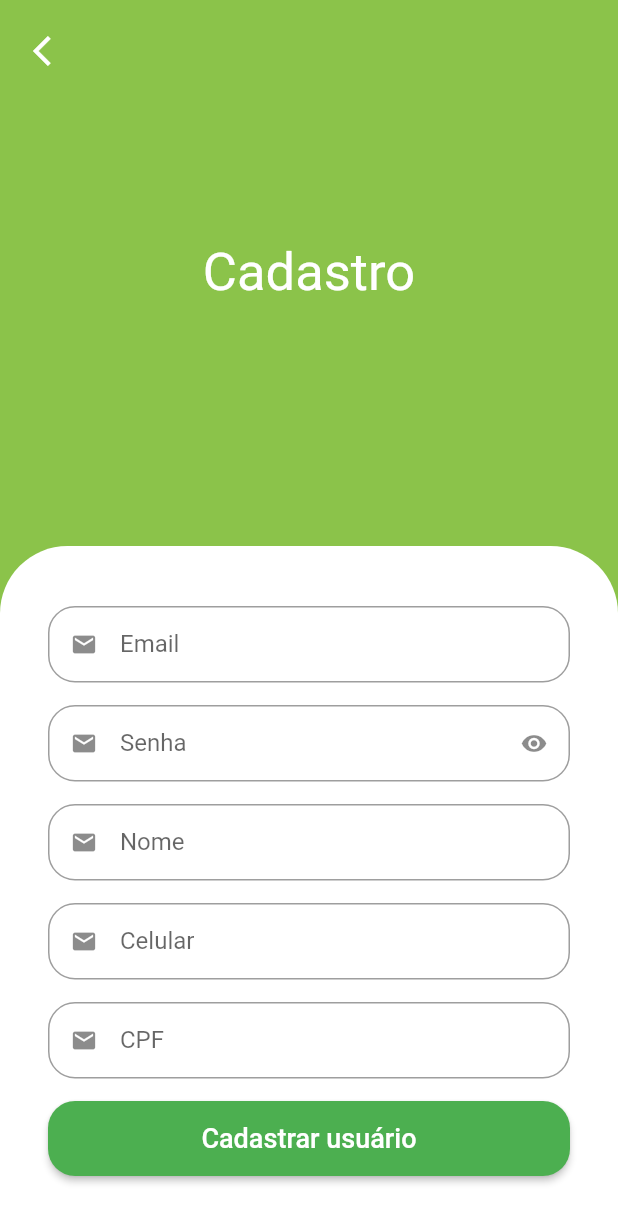
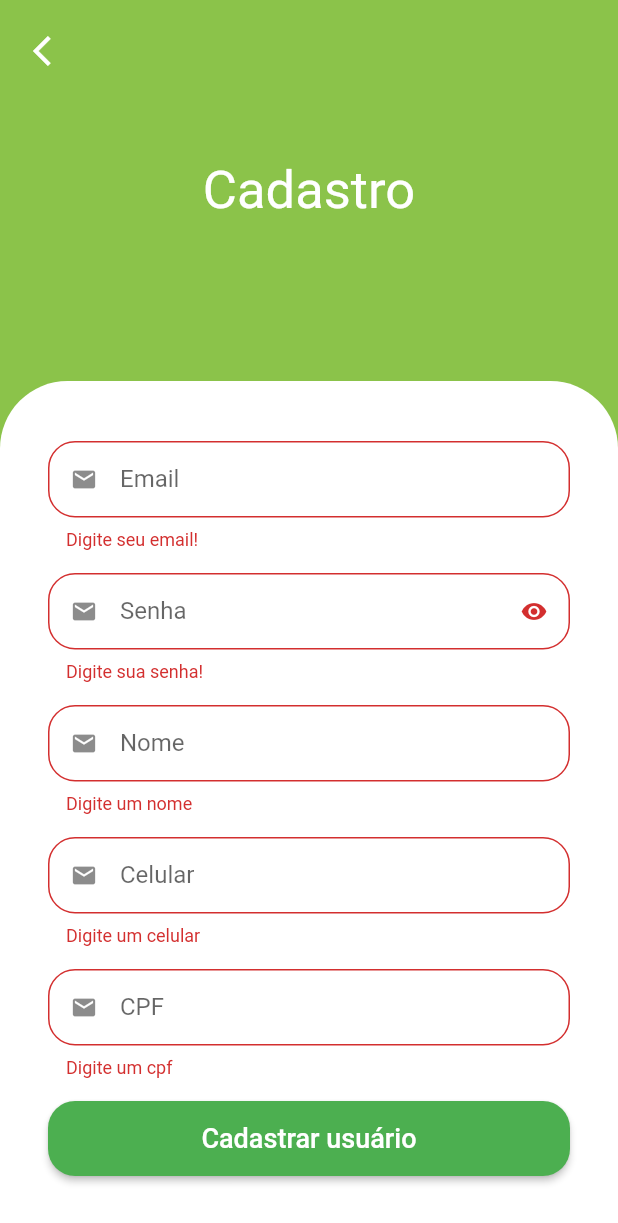
Before and after one commit to RafaelSousaLima/greengrocer, a Flutter app: the SignUpScreen screen opened by its route, after a tap on "Cadastrar usuário", on a phone screen of 412 x 824 dp. Shown: the top 1223 px of the screen. Run offline on Flutter 3.47's test engine with Material 2 defaults, Android fonts, the phone set to English and light mode, and no system bars; our stand-ins replace animated_text_kit, badges, dio, flutter_secure_storage, fluttertoast, freezed_annotation and 4 more; missing offline and left inert: add_to_cart_animation; accounts and stored records are empty; generated files the repository leaves out were written again.

Commit message:
SignUp screen and forget password screen

```diff
--- a/lib/src/constants/endpoints.dart
+++ b/lib/src/constants/endpoints.dart
@@ -4,4 +4,5 @@ abstract class Endpoints {
   static const String singin = '$baseUrl/login';
   static const String singup = '$baseUrl/signup';
   static const String validateToken = '$baseUrl/validate-token';
+  static const String resetPassword = '$baseUrl/reset-password';
 }
--- a/lib/src/pages/auth/repository/auth_errors.dart
+++ b/lib/src/pages/auth/repository/auth_errors.dart
@@ -1,9 +1,23 @@
 class AuthErrors {
   static String authErrorsString(String? code) {
-    switch(code) {
-      case 'INVALID_CREDENTIALS': return 'E-mail e/ou senha inválidos';
-      case 'Invalid session token': return 'Token inválido';
-      default: return 'Ocorreu um erro indefinido';
+    switch (code) {
+      case 'INVALID_CREDENTIALS':
+        return 'E-mail e/ou senha inválidos';
+
+      case 'Invalid session token':
+        return 'Token inválido';
+
+      case 'INVALID_FULLNAME':
+        return 'Ocorreu um erro ao cadastrar o usuário: Nome inválido';
+
+      case 'INVALID_PHONE':
+        return 'Ocorreu um erro ao cadastrar o usuário: Celular inválido';
+
+      case 'INVALID_CPF':
+        return 'Ocorreu um erro ao cadastrar o usuário: Cpf inválido';
+
+      default:
+        return 'Ocorreu um erro indefinido';
     }
   }
 }
--- a/lib/src/pages/auth/view/sign_up_screen.dart
+++ b/lib/src/pages/auth/view/sign_up_screen.dart
@@ -1,6 +1,9 @@
 import 'package:flutter/material.dart';
+import 'package:get/get.dart';
 import 'package:greengrocer/src/config/custom_colors.dart';
+import 'package:greengrocer/src/pages/auth/controller/auth_controller.dart';
 import 'package:greengrocer/src/pages/common_widgets/custom_text_field.dart';
+import 'package:greengrocer/src/services/validators.dart';
 import 'package:mask_text_input_formatter/mask_text_input_formatter.dart';
 
 class SignUpScreen extends StatelessWidget {
@@ -11,6 +14,9 @@ class SignUpScreen extends StatelessWidget {
       mask: '## # ####-####', filter: {'#': RegExp(r'[0-9]')});
 
   SignUpScreen({Key? key}) : super(key: key);
+
+  final _formKey = GlobalKey<FormState>();
+  final authController = Get.find<AuthController>();
 
   @override
   Widget build(BuildContext context) {
@@ -45,45 +51,91 @@ class SignUpScreen extends StatelessWidget {
                         top: Radius.circular(45),
                       ),
                     ),
+                    child: Form(
+                      key: _formKey,
                       child: Column(
                         crossAxisAlignment: CrossAxisAlignment.stretch,
                         children: [
                           // EMAIL
-                        CustomTextField(icon: Icons.email, label: 'Email'),
+                          CustomTextField(
+                            icon: Icons.email,
+                            label: 'Email',
+                            validator: emailValidator,
+                            onSaved: (value) =>
+                                authController.user.email = value,
+                            textInputType: TextInputType.emailAddress,
+                          ),
+
                           // SENHA
                           CustomTextField(
-                            icon: Icons.lock, label: 'Senha', isSecret: true),
+                            icon: Icons.lock,
+                            label: 'Senha',
+                            validator: passwordValidator,
+                            onSaved: (value) =>
+                                authController.user.password = value,
+                            isSecret: true,
+                          ),
+
                           // NOME
-                        CustomTextField(icon: Icons.person, label: 'Nome'),
+                          CustomTextField(
+                            icon: Icons.person,
+                            label: 'Nome',
+                            validator: nameValidator,
+                            onSaved: (value) =>
+                                authController.user.name = value,
+                          ),
+
                           // CELULAR
                           CustomTextField(
                             icon: Icons.phone,
                             label: 'Celular',
                             inputFormatters: [celularFormatter],
+                            textInputType: TextInputType.phone,
+                            validator: phoneValidator,
+                            onSaved: (value) =>
+                                authController.user.phone = value,
                           ),
+
                           // CPF
                           CustomTextField(
                             icon: Icons.file_copy,
                             label: 'CPF',
                             inputFormatters: [cpfFormatter],
+                            textInputType: TextInputType.number,
+                            validator: cpfValidator,
+                            onSaved: (value) => authController.user.cpf = value,
                           ),
+
                           // CADASTRAR USUÁRIO
                           SizedBox(
                             height: 50,
-                          child: ElevatedButton(
+                            child: Obx(() {
+                              return ElevatedButton(
                                 style: ElevatedButton.styleFrom(
                                   shape: RoundedRectangleBorder(
                                     borderRadius: BorderRadius.circular(18),
                                   ),
                                 ),
-                            onPressed: () {},
-                            child: const Text(
+                                onPressed: authController.isLoading.value
+                                    ? null
+                                    : () {
+                                        FocusScope.of(context).unfocus();
+                                        if (_formKey.currentState!.validate()) {
+                                          _formKey.currentState!.save();
+                                          authController.signUp();
+                                        }
+                                      },
+                                child: authController.isLoading.value
+                                    ? const CircularProgressIndicator()
+                                    : const Text(
                                         "Cadastrar usuário",
                                         style: TextStyle(fontSize: 18),
                                       ),
-                          ),
+                              );
+                            }),
                           ),
                         ],
+                      ),
                     ),
                   ),
                 ],
--- a/lib/src/pages/common_widgets/custom_text_field.dart
+++ b/lib/src/pages/common_widgets/custom_text_field.dart
@@ -9,7 +9,10 @@ class CustomTextField extends StatefulWidget {
   final bool readOnly;
   final List<TextInputFormatter>? inputFormatters;
   final String? Function(String?)? validator;
+  final void Function(String? value)? onSaved;
   final TextEditingController? controller;
+  final TextInputType? textInputType;
+  final GlobalKey<FormFieldState>? formFieldKey;
 
   CustomTextField({
     required this.icon,
@@ -18,8 +21,11 @@ class CustomTextField extends StatefulWidget {
     this.isSecret = false,
     this.readOnly = false,
     this.inputFormatters,
+    this.onSaved,
     this.validator,
     this.controller,
+    this.textInputType,
+    this.formFieldKey,
   });
 
   @override
@@ -40,12 +46,15 @@ class _CustomTextFieldState extends State<CustomTextField> {
     return Padding(
       padding: const EdgeInsets.only(bottom: 15),
       child: TextFormField(
+        key: widget.formFieldKey,
         initialValue: widget.initialValue,
         readOnly: widget.readOnly,
         inputFormatters: widget.inputFormatters,
         obscureText: isObscure,
         validator: widget.validator,
+        onSaved: widget.onSaved,
         controller: widget.controller,
+        keyboardType: widget.textInputType,
         decoration: InputDecoration(
           prefixIcon: const Icon(Icons.email),
           suffixIcon: widget.isSecret
--- a/lib/src/pages/profile/profile_tab.dart
+++ b/lib/src/pages/profile/profile_tab.dart
@@ -1,4 +1,5 @@
 import 'package:flutter/material.dart';
+import 'package:greengrocer/src/pages/auth/controller/auth_controller.dart';
 import 'package:greengrocer/src/pages/common_widgets/custom_text_field.dart';
 import 'package:greengrocer/src/config/app_data.dart' as data;
 
@@ -10,6 +11,9 @@ class ProfileTab extends StatefulWidget {
 }
 
 class _ProfileTabState extends State<ProfileTab> {
+
+  final authController = AuthController();
+
   @override
   Widget build(BuildContext context) {
     return Scaffold(
@@ -17,7 +21,7 @@ class _ProfileTabState extends State<ProfileTab> {
         title: const Text("Perfil do usuário"),
         actions: [
           IconButton(
-            onPressed: () {},
+            onPressed: () => authController.signOut(),
             icon: const Icon(Icons.logout),
           ),
         ],
--- /dev/null
+++ b/lib/src/services/validators.dart
@@ -0,0 +1,51 @@
+import 'package:get/get.dart';
+
+String? emailValidator(String? email) {
+  if (email == null || email.isEmpty) {
+    return 'Digite seu email!';
+  }
+  if (!email.isEmail) {
+    return 'Digite um email válido!';
+  }
+  return null;
+}
+
+String? passwordValidator(String? password) {
+  if (password == null || password.isEmpty) {
+    return 'Digite sua senha!';
+  }
+  if (password.length < 7) {
+    return 'Digite uma senha com pelo menos 7 caracteres';
+  }
+  return null;
+}
+
+String? nameValidator(String? name) {
+  if (name == null || name.isEmpty) {
+    return 'Digite um nome';
+  }
+  if (name.split(" ").length == 1) {
+    return 'Digite seu nome completo';
+  }
+  return null;
+}
+
+String? phoneValidator(String? phone) {
+  if (phone == null || phone.isEmpty) {
+    return 'Digite um celular';
+  }
+  if (phone.length < 14 || !phone.isPhoneNumber) {
+    return 'Digite um número válido';
+  }
+  return null;
+}
+
+String? cpfValidator(String? cpf) {
+  if (cpf == null || cpf.isEmpty) {
+    return 'Digite um cpf';
+  }
+  if (!cpf.isCpf) {
+    return 'Digite um cpf válido';
+  }
+  return null;
+}
```
Also changed, not shown: lib/src/pages/auth/controller/auth_controller.dart (+28 -2 lines), lib/src/pages/auth/repository/AuthRepository.dart (+30 -18 lines), lib/src/pages/auth/view/components/forgot_password_dialog.dart (added, +114 -0 lines), lib/src/pages/auth/view/sign_in_screen.dart (+22 -17 lines), lib/src/services/http_manager.dart (+9 -4 lines). Lines whose indentation alone changed are shown as unchanged.
